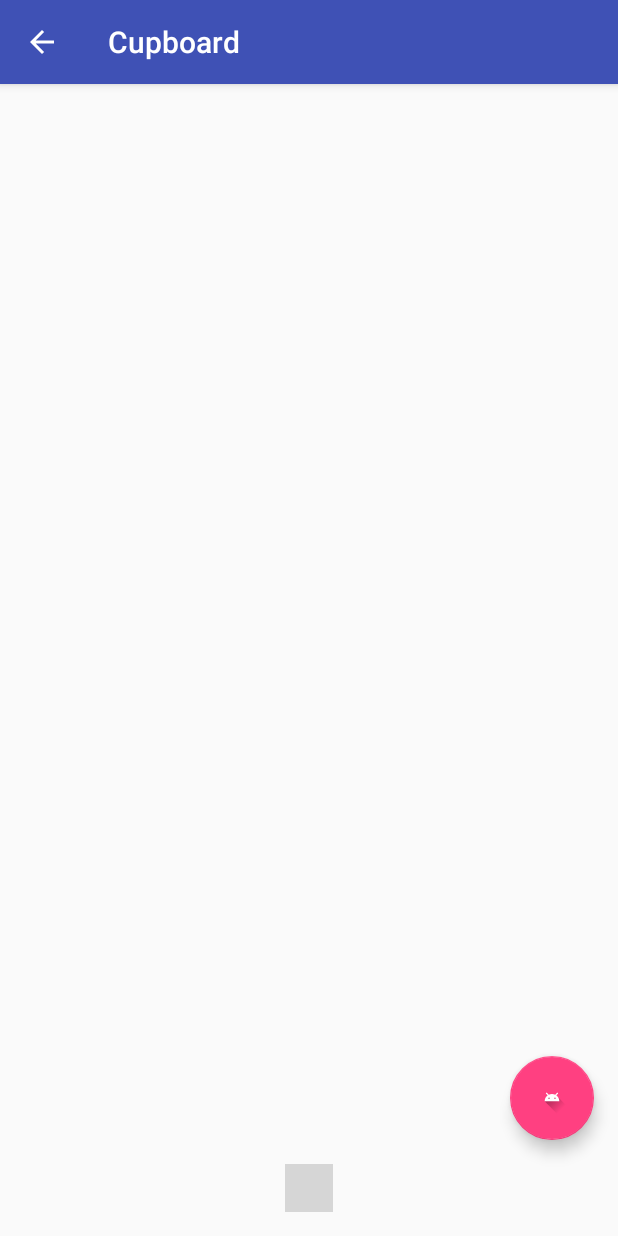
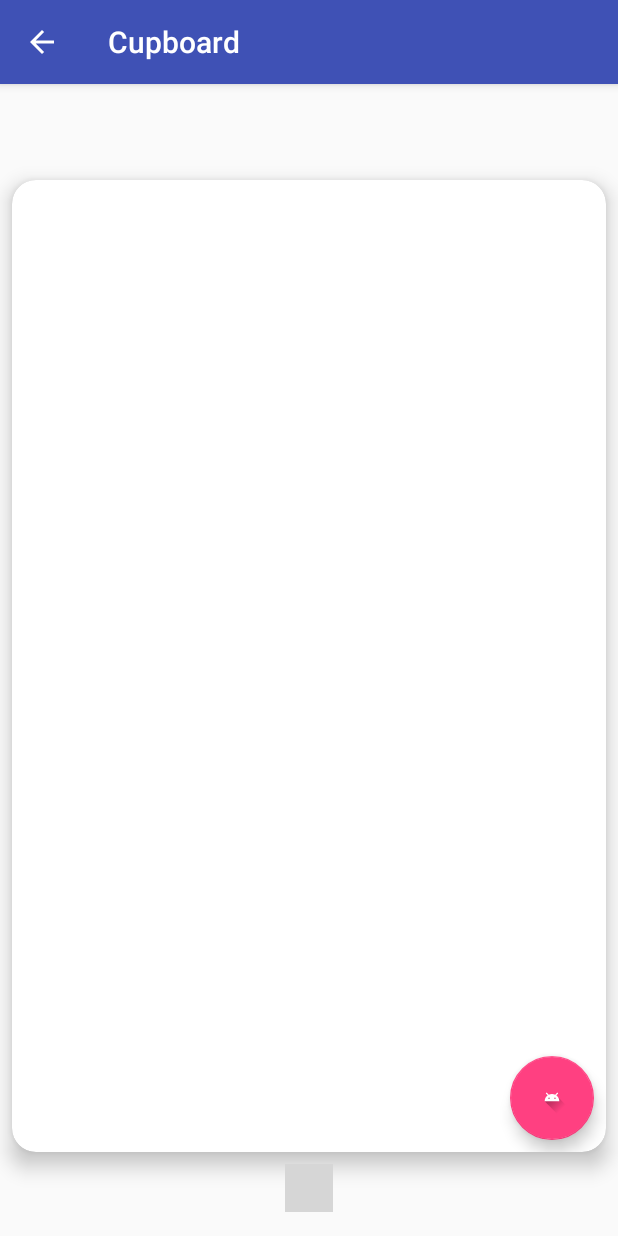
Before and after one commit to Jantzilla/Cupboard, an Android app: the StepPagerFragment screen opened directly, with no data from a screen before it, on a phone screen of 412 x 824 dp. Run offline under Robolectric (Android 15) with nearby library versions, the phone set to English and light mode, and no system bars; libraries missing offline, so code that uses them is left out: com.tbuonomo.viewpagerdotsindicator; plain views replace WormDotsIndicator; pictures from the network do not load; 8 statements that could not run were skipped; grey boxes are pictures that could not be loaded.

Commit message:
Change fragment_step_pager from "FrameLayout" to "CardView"

```diff
--- a/app/src/main/res/layout/fragment_step_pager.xml
+++ b/app/src/main/res/layout/fragment_step_pager.xml
@@ -1,19 +1,48 @@
 <?xml version="1.0" encoding="utf-8"?>
 <FrameLayout xmlns:android="http://schemas.android.com/apk/res/android"
     xmlns:tools="http://schemas.android.com/tools"
+    xmlns:card_view="http://schemas.android.com/apk/res-auto"
+    xmlns:app="http://schemas.android.com/apk/res-auto"
+    android:layout_width="match_parent"
+    android:layout_height="match_parent">
+
+<android.support.v7.widget.CardView
     android:layout_width="match_parent"
     android:layout_height="match_parent"
-    xmlns:app="http://schemas.android.com/apk/res-auto"
+    android:layout_marginTop="64dp"
+    android:layout_marginStart="8dp"
+    android:layout_marginEnd="8dp"
+    android:layout_marginBottom="56dp"
+    card_view:cardCornerRadius="16dp"
+    card_view:cardElevation="8dp"
+    card_view:cardPreventCornerOverlap="false"
     tools:context=".StepPagerFragment">
+
+    <ImageView
+        android:id="@+id/iv_recipe_step_background"
+        android:layout_width="match_parent"
+        android:layout_height="match_parent"
+        android:scaleType="fitXY" />
 
     <android.support.v4.view.ViewPager
         android:id="@+id/vp_ingredient_steps"
-        android:layout_marginTop="64dp"
         android:layout_width="wrap_content"
         android:layout_height="wrap_content"
         android:layout_marginStart="8dp"
         android:layout_marginEnd="8dp"
         android:layout_marginBottom="56dp"/>
+
+    <android.support.design.widget.FloatingActionButton
+        android:id="@+id/fab_recipe_ingredients"
+        android:layout_width="wrap_content"
+        android:layout_height="wrap_content"
+        android:src="@drawable/ic_launcher_foreground"
+        android:layout_gravity="bottom|end"
+        android:layout_marginBottom="8dp"
+        android:layout_marginEnd="8dp"
+        android:layout_marginRight="8dp"/>
+
+</android.support.v7.widget.CardView>
 
     <com.tbuonomo.viewpagerdotsindicator.WormDotsIndicator
         android:id="@+id/worm_dots_indicator"
@@ -28,14 +57,4 @@
         app:dotsSpacing="4dp"
         app:dotsStrokeWidth="2dp"/>
 
-    <android.support.design.widget.FloatingActionButton
-        android:id="@+id/fab_recipe_ingredients"
-        android:layout_width="wrap_content"
-        android:layout_height="wrap_content"
-        android:src="@drawable/ic_launcher_foreground"
-        android:layout_gravity="bottom|end"
-        android:layout_marginBottom="64dp"
-        android:layout_marginEnd="16dp"
-        android:layout_marginRight="16dp"/>
-
 </FrameLayout>
```
